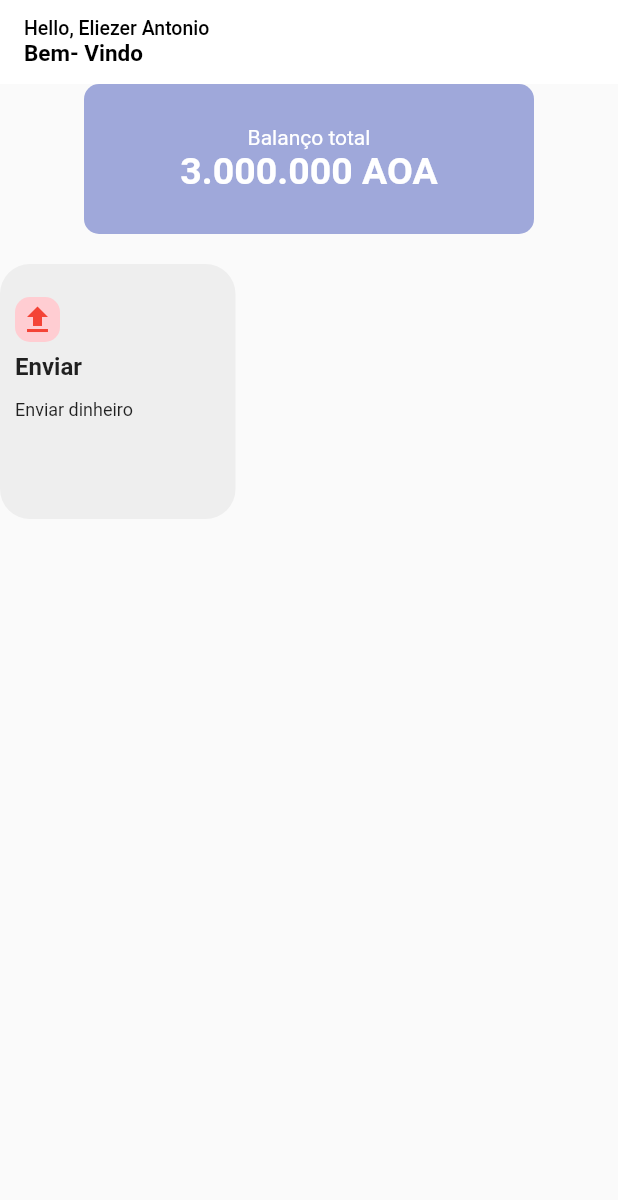
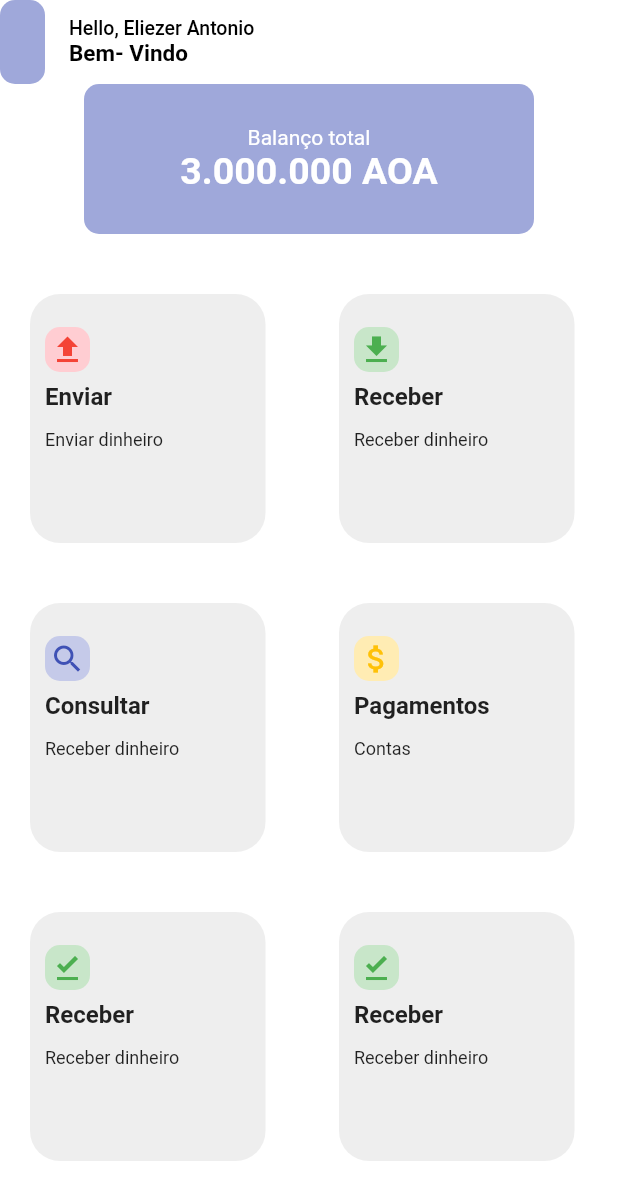
Before and after one commit to eliezerantonio/my-flutter-challenges, a Flutter app: the HomeScreen screen opened directly, on a phone screen of 412 x 824 dp. Shown: the top 1200 px of the screen. Run offline on Flutter 3.47's test engine with Material 2 defaults, Android fonts, the phone set to English and light mode, and no system bars; our stand-ins replace curved_navigation_bar, flutter_icons, flutter_staggered_animations, hidden_drawer_menu, liquid_swipe; missing offline and left inert: clippy_flutter.

```diff
--- a/atm/lib/main.dart
+++ b/atm/lib/main.dart
@@ -6,5 +6,9 @@ void main() => runApp(
       MaterialApp(
         home: LoginScreen(),
         debugShowCheckedModeBanner: false,
+        theme: ThemeData(
+          primaryColor: Color(0xff4ca6a8),
+          scaffoldBackgroundColor: Colors.white,
+        ),
       ),
     );
--- a/atm/lib/screens/home_screen.dart
+++ b/atm/lib/screens/home_screen.dart
@@ -1,3 +1,4 @@
+import 'package:atm/widgets/logo_widget.dart';
 import 'package:atm/widgets/stain_widget.dart';
 import 'package:atm/widgets/total_card_money.dart';
 import 'package:flutter/material.dart';
@@ -9,6 +10,9 @@ class HomeScreen extends StatelessWidget {
   Widget build(BuildContext context) {
     return Scaffold(
       appBar: AppBar(
+        leading: LogoWidget(),
+        leadingWidth: 30,
+
         title: Column(
           crossAxisAlignment: CrossAxisAlignment.stretch,
           children: [
@@ -31,69 +35,59 @@ class HomeScreen extends StatelessWidget {
       body: Center(
         child: Column(
           mainAxisAlignment: MainAxisAlignment.start,
-          crossAxisAlignment: CrossAxisAlignment.center,
           children: [
             CardTotalMoney(),
             SizedBox(height: 20),
-            Container(
-              child: StainWidget(
-                icon: Icons.file_upload,
-                title: "Enviar",
-                subtitle: "Enviar dinheiro",
-                color: Colors.red[100],
-                colorIcon: Colors.red,
+            Expanded(
+              child: GridView(
+                gridDelegate: SliverGridDelegateWithFixedCrossAxisCount(
+                    crossAxisCount: 2),
+                children: [
+                  StainWidget(
+                    icon: Icons.file_upload,
+                    title: "Enviar",
+                    subtitle: "Enviar dinheiro",
+                    color: Colors.red[100],
+                    colorIcon: Colors.red,
+                  ),
+                  StainWidget(
+                    icon: Icons.file_download,
+                    title: "Receber",
+                    subtitle: "Receber dinheiro",
+                    color: Colors.green[100],
+                    colorIcon: Colors.green,
+                  ),
+                  StainWidget(
+                    icon: Icons.search,
+                    title: "Consultar",
+                    subtitle: "Receber dinheiro",
+                    color: Colors.indigo[100],
+                    colorIcon: Colors.indigo,
+                  ),
+                  StainWidget(
+                    icon: Icons.attach_money_sharp,
+                    title: "Pagamentos",
+                    subtitle: "Contas",
+                    color: Colors.amber[100],
+                    colorIcon: Colors.amber,
+                  ),
+                  StainWidget(
+                    icon: Icons.download_done_outlined,
+                    title: "Receber",
+                    subtitle: "Receber dinheiro",
+                    color: Colors.green[100],
+                    colorIcon: Colors.green,
+                  ),
+                  StainWidget(
+                    icon: Icons.download_done_outlined,
+                    title: "Receber",
+                    subtitle: "Receber dinheiro",
+                    color: Colors.green[100],
+                    colorIcon: Colors.green,
+                  ),
+                ],
               ),
             ),
-            // Expanded(
-            //   child: GridView(
-            //     gridDelegate: SliverGridDelegateWithFixedCrossAxisCount(
-            //         crossAxisCount: 2),
-            //     children: [
-            //       StainWidget(
-            //         icon: Icons.file_upload,
-            //         title: "Enviar",
-            //         subtitle: "Enviar dinheiro",
-            //         color: Colors.red[100],
-            //         colorIcon: Colors.red,
-            //       ),
-            //       StainWidget(
-            //         icon: Icons.file_download,
-            //         title: "Receber",
-            //         subtitle: "Receber dinheiro",
-            //         color: Colors.green[100],
-            //         colorIcon: Colors.green,
-            //       ),
-            //       StainWidget(
-            //         icon: Icons.search,
-            //         title: "Consultar",
-            //         subtitle: "Receber dinheiro",
-            //         color: Colors.indigo[100],
-            //         colorIcon: Colors.indigo,
-            //       ),
-            //       StainWidget(
-            //         icon: Icons.file_download,
-            //         title: "Receber",
-            //         subtitle: "Receber dinheiro",
-            //         color: Colors.green[100],
-            //         colorIcon: Colors.green,
-            //       ),
-            //       StainWidget(
-            //         icon: Icons.download_done_outlined,
-            //         title: "Receber",
-            //         subtitle: "Receber dinheiro",
-            //         color: Colors.green[100],
-            //         colorIcon: Colors.green,
-            //       ),
-            //       StainWidget(
-            //         icon: Icons.download_done_outlined,
-            //         title: "Receber",
-            //         subtitle: "Receber dinheiro",
-            //         color: Colors.green[100],
-            //         colorIcon: Colors.green,
-            //       ),
-            //     ],
-            //   ),
-            // ),
           ],
         ),
       ),
--- a/atm/lib/widgets/logo_widget.dart
+++ b/atm/lib/widgets/logo_widget.dart
@@ -6,7 +6,10 @@ class LogoWidget extends StatelessWidget {
   @override
   Widget build(BuildContext context) {
     return Container(
-      child: child,
+      decoration: BoxDecoration(
+        borderRadius: BorderRadius.circular(10),
+        color: Colors.indigo[200],
+      ),
     );
   }
 }
--- a/atm/lib/widgets/stain_widget.dart
+++ b/atm/lib/widgets/stain_widget.dart
@@ -16,7 +16,8 @@ class StainWidget extends StatelessWidget {
   final Color colorIcon;
   @override
   Widget build(BuildContext context) {
-    return Center(
+    return Padding(
+      padding: const EdgeInsets.all(20),
       child: Stack(
         children: [
           Container(
--- a/atm/lib/widgets/total_card_money.dart
+++ b/atm/lib/widgets/total_card_money.dart
@@ -5,8 +5,7 @@ class CardTotalMoney extends StatelessWidget {
 
   @override
   Widget build(BuildContext context) {
-    return Center(
-      child: Container(
+    return Container(
       width: 300,
       alignment: Alignment.center,
       height: 100,
@@ -33,7 +32,6 @@ class CardTotalMoney extends StatelessWidget {
         color: Colors.indigo[200],
         borderRadius: BorderRadius.circular(10),
       ),
-      ),
     );
   }
 }
```
Also changed, not shown: atm/lib/screens/login_screem.dart (+9 -5 lines), atm/lib/widgets/textformfield.dart (+5 -4 lines). Lines whose indentation alone changed are shown as unchanged.
